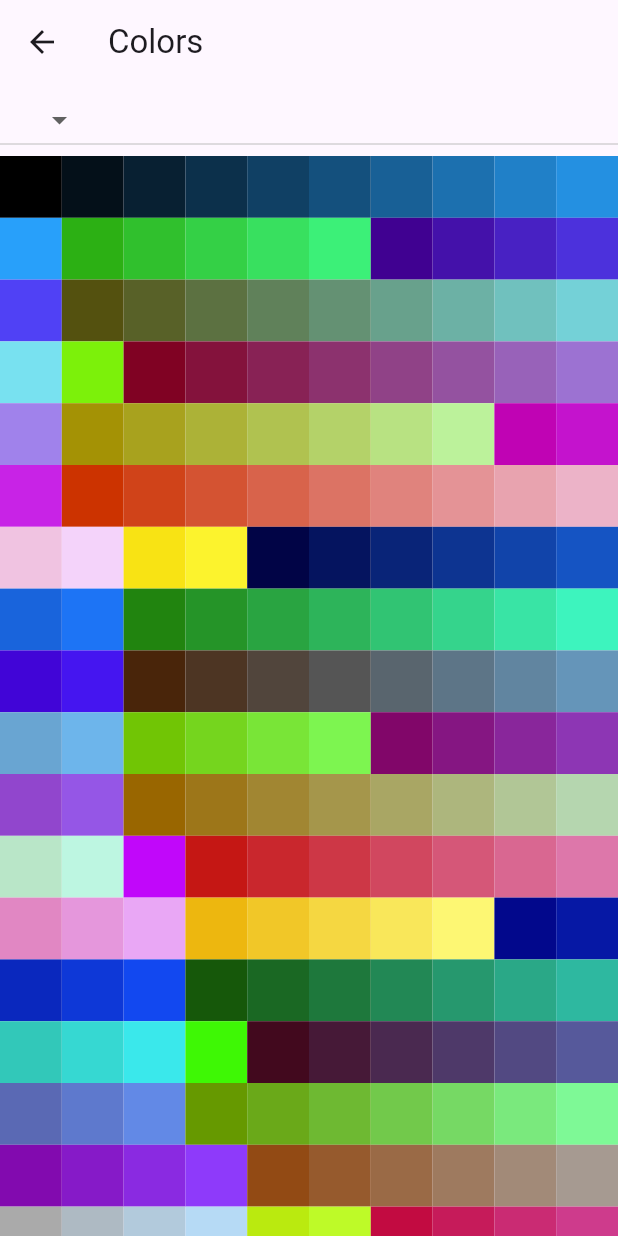
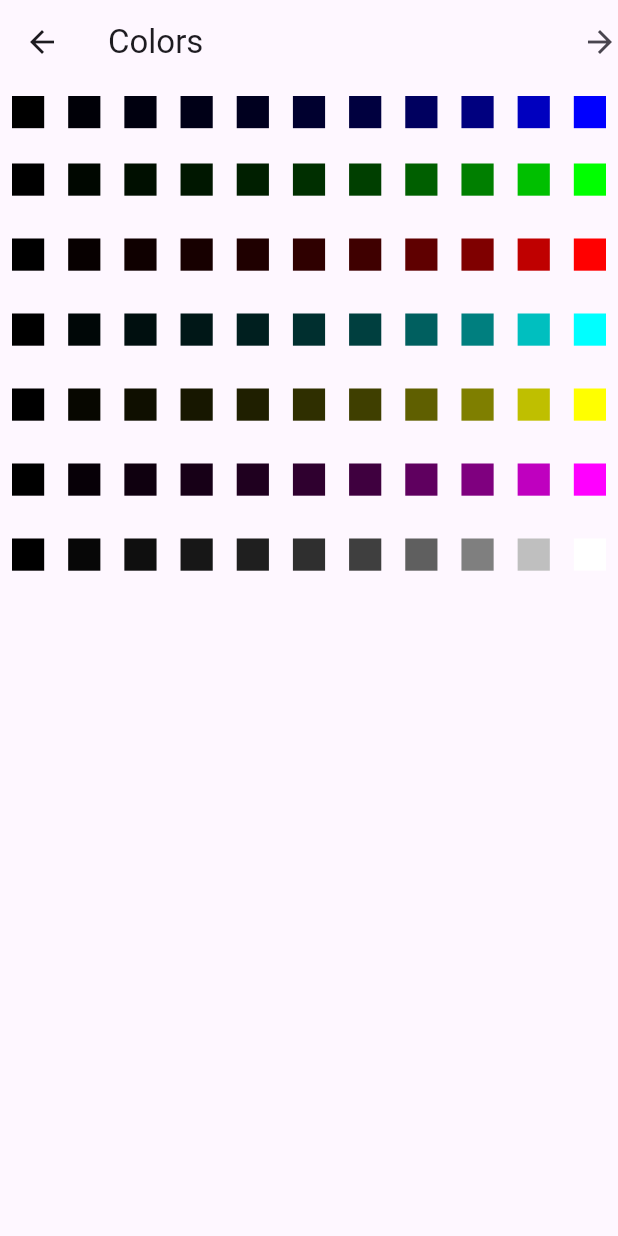
Before and after one commit to shashankssvi/sangamone-flutter, a Flutter app: the Colors1 screen opened directly, on a phone screen of 412 x 824 dp. Run offline on Flutter 3.47's test engine with Material 3 defaults, Android fonts, the light colour scheme and no system bars; our stand-ins replace audioplayers, device_info_plus.

Commit message:
Color pallete

```diff
--- a/app1/lib/screen6.dart
+++ b/app1/lib/screen6.dart
@@ -1,3 +1,4 @@
+import 'package:app1/screen7.dart';
 import 'package:flutter/material.dart';
 
 class Screen6 extends StatelessWidget {
@@ -22,32 +23,110 @@ class _Colors1State extends State<Colors1> {
 
   static List<int> list1 = [255,128,64,8];
   int dd = list1.first;
+
+  /*static List<int> color1 = [0,15,31,63,127,255];*/
+  static List<int> color1 = [0,7,15,23,31,47,63,95,127,191,255];
+
   @override
   Widget build(BuildContext context) {
     return Scaffold(
       appBar: AppBar(
         title: Text("Colors"),
+        actions: [
+          InkWell(
+            child: Icon(Icons.arrow_forward),
+            onTap: (){
+              Navigator.push(context, MaterialPageRoute(builder: (context)=>Screen7()));
+            },
+          )
+        ],
       ),
       body: ListView(
         children: [
-          DropdownButton(
-              items: list1.map<DropdownMenuItem<int>>((int value){
-           return DropdownMenuItem(child: Text("${value}"),value: value,);
-          }).toList(), onChanged: (value){
-            setState(() {
-              value=value;
-              dd=value!;
-            });
-          }),
           Container(
-            width: 200,
-            height: 800,
-            child: GridView.builder(gridDelegate: SliverGridDelegateWithFixedCrossAxisCount(crossAxisCount: 10),itemCount: dd, itemBuilder:(context,index){
-              return Container(
-                color: Color.fromRGBO((index*4)%dd, (index*16)%dd, (index*25)%dd, 1),
+            width: MediaQuery.of(context).size.width,
+            height: 45,
+            child: GridView.builder(gridDelegate: SliverGridDelegateWithFixedCrossAxisCount(crossAxisCount: color1.length),itemCount: color1.length, itemBuilder:(context,index){
+              return Padding(
+                padding: const EdgeInsets.all(8.0),
+                child: Container(
+                  color: Color.fromRGBO(0,0, color1[index], 1),
+                ),
               );
             }),
-          )
+          ),
+          Container(
+            width: MediaQuery.of(context).size.width,
+            height: 50,
+            child: GridView.builder(gridDelegate: SliverGridDelegateWithFixedCrossAxisCount(crossAxisCount: color1.length),itemCount: color1.length, itemBuilder:(context,index){
+              return Padding(
+                padding: const EdgeInsets.all(8.0),
+                child: Container(
+                  color: Color.fromRGBO(0, color1[index],0, 1),
+                ),
+              );
+            }),
+          ),
+          Container(
+            width: MediaQuery.of(context).size.width,
+            height: 50,
+            child: GridView.builder(gridDelegate: SliverGridDelegateWithFixedCrossAxisCount(crossAxisCount:  color1.length),itemCount: color1.length, itemBuilder:(context,index){
+              return Padding(
+                padding: const EdgeInsets.all(8.0),
+                child: Container(
+                  color: Color.fromRGBO(color1[index],0,0, 1),
+                ),
+              );
+            }),
+          ),
+          Container(
+            width: MediaQuery.of(context).size.width,
+            height: 50,
+            child: GridView.builder(gridDelegate: SliverGridDelegateWithFixedCrossAxisCount(crossAxisCount:  color1.length),itemCount: color1.length, itemBuilder:(context,index){
+              return Padding(
+                padding: const EdgeInsets.all(8.0),
+                child: Container(
+                  color: Color.fromRGBO(0, color1[index],color1[index], 1),
+                ),
+              );
+            }),
+          ),
+          Container(
+            width: MediaQuery.of(context).size.width,
+            height: 50,
+            child: GridView.builder(gridDelegate: SliverGridDelegateWithFixedCrossAxisCount(crossAxisCount:  color1.length),itemCount: color1.length, itemBuilder:(context,index){
+              return Padding(
+                padding: const EdgeInsets.all(8.0),
+                child: Container(
+                  color: Color.fromRGBO(color1[index],color1[index],0, 1),
+                ),
+              );
+            }),
+          ),
+          Container(
+            width: MediaQuery.of(context).size.width,
+            height: 50,
+            child: GridView.builder(gridDelegate: SliverGridDelegateWithFixedCrossAxisCount(crossAxisCount:  color1.length),itemCount: color1.length, itemBuilder:(context,index){
+              return Padding(
+                padding: const EdgeInsets.all(8.0),
+                child: Container(
+                  color: Color.fromRGBO(color1[index],0,color1[index], 1),
+                ),
+              );
+            }),
+          ),
+          Container(
+            width: MediaQuery.of(context).size.width,
+            height: 50,
+            child: GridView.builder(gridDelegate: SliverGridDelegateWithFixedCrossAxisCount(crossAxisCount:  color1.length),itemCount: color1.length, itemBuilder:(context,index){
+              return Padding(
+                padding: const EdgeInsets.all(8.0),
+                child: Container(
+                  color: Color.fromRGBO(color1[index],color1[index],color1[index], 1),
+                ),
+              );
+            }),
+          ),
         ],
       )
     );
--- a/app1/pubspec.yaml
+++ b/app1/pubspec.yaml
@@ -36,6 +36,7 @@ dependencies:
   # Use with the CupertinoIcons class for iOS style icons.
   cupertino_icons: ^1.0.6
   audioplayers: ^6.0.0
+  device_info_plus: ^10.1.2
 
 dev_dependencies:
   flutter_test:
@@ -60,6 +61,7 @@ flutter:
   uses-material-design: true
 
   # To add assets to your application, add an assets section, like this:
+
   assets:
     - assets/cat.jpg
     - assets/cat1.mp3
@@ -89,3 +91,5 @@ flutter:
   #
   # For details regarding fonts from package dependencies,
   # see https://flutter.dev/custom-fonts/#from-packages
+  # fonts from package dependencies,
+  # see https://flutter.dev/custom-fonts/#from-packages
```
Also changed, not shown: app1/lib/screen1.dart (added, +54 -0 lines), app1/lib/screen2.dart (+25 -20 lines), app1/lib/screen7.dart (added, +57 -0 lines), app1/pubspec.lock, 3 other files.
